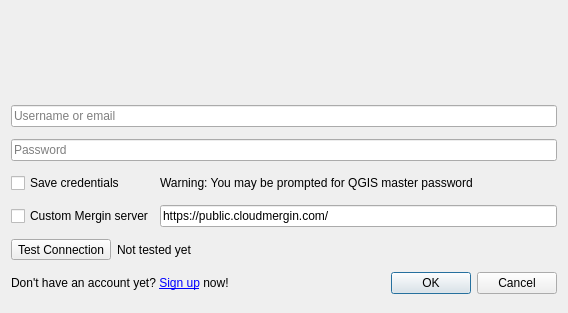
MerginMaps/qgis-plugin, file Mergin/ui/ui_config.ui: the form before one commit.
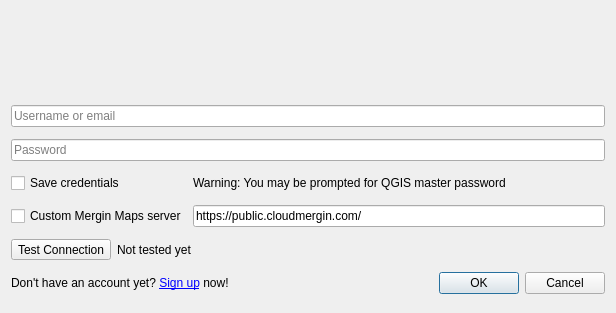
The form after the commit. Icons and pictures are not drawn. Custom widgets are drawn as their Qt base class.

Commit message: replace Mergin -> Mergin Maps and Input -> Mergin Maps Input (fix #388)

What changed in the file:
```diff
--- a/Mergin/ui/ui_config.ui
+++ b/Mergin/ui/ui_config.ui
@@ -6,7 +6,7 @@
    <rect>
     <x>0</x>
     <y>0</y>
-    <width>568</width>
+    <width>616</width>
     <height>313</height>
    </rect>
   </property>
@@ -85,7 +85,7 @@
    <item row="4" column="0" colspan="2">
     <widget class="QCheckBox" name="custom_url">
      <property name="text">
-      <string>Custom Mergin server</string>
+      <string>Custom Mergin Maps server</string>
      </property>
     </widget>
    </item>
```
The commit also changes 10 other files.
